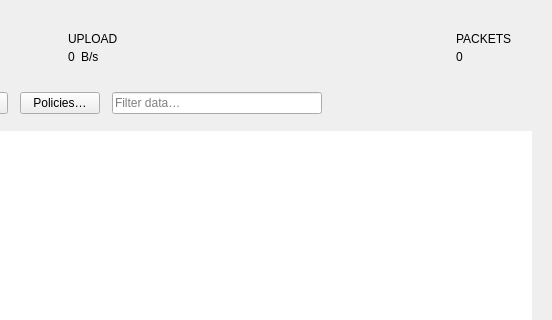
Qt form src/ui/networkwidget.ui (CodeNova5/Oasis) before a commit; both pictures show x 360 to 912 and y 0 to 320 of the 912 by 450 pixel window.
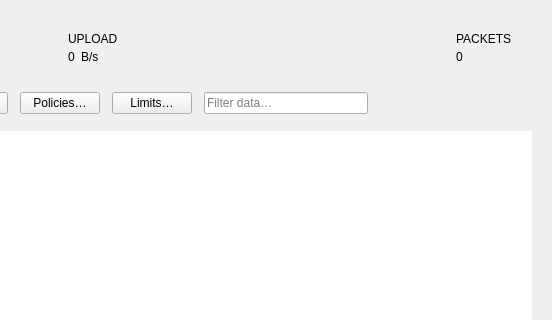
The same form after that commit.

Commit message: feat: add bandwidth limits dialog to display active limits and their owning policies

```diff
--- a/src/ui/networkwidget.ui
+++ b/src/ui/networkwidget.ui
@@ -237,6 +237,16 @@
        </property>
       </widget>
      </item>
+     <item>
+      <widget class="QPushButton" name="btnLimits">
+       <property name="text">
+        <string>Limits…</string>
+       </property>
+       <property name="toolTip">
+        <string>Show active bandwidth limits and the policy that owns each one</string>
+       </property>
+      </widget>
+     </item>
      <item>
       <widget class="QLineEdit" name="edtFilter">
        <property name="placeholderText">
```
The commit also changes 12 other files.
